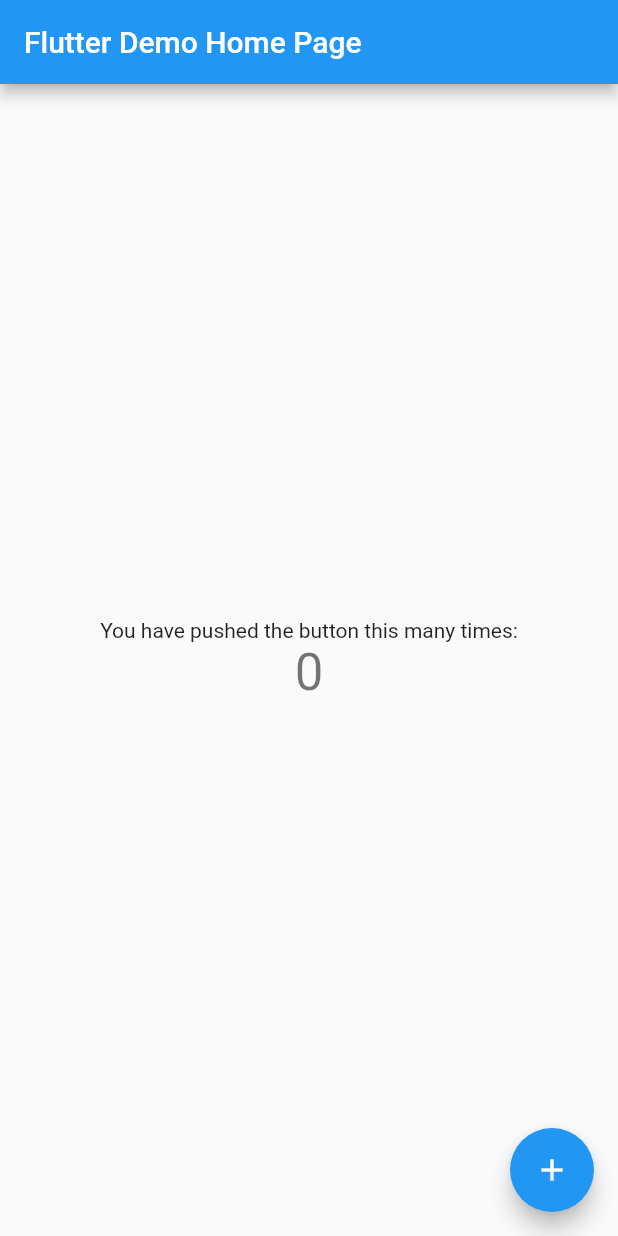
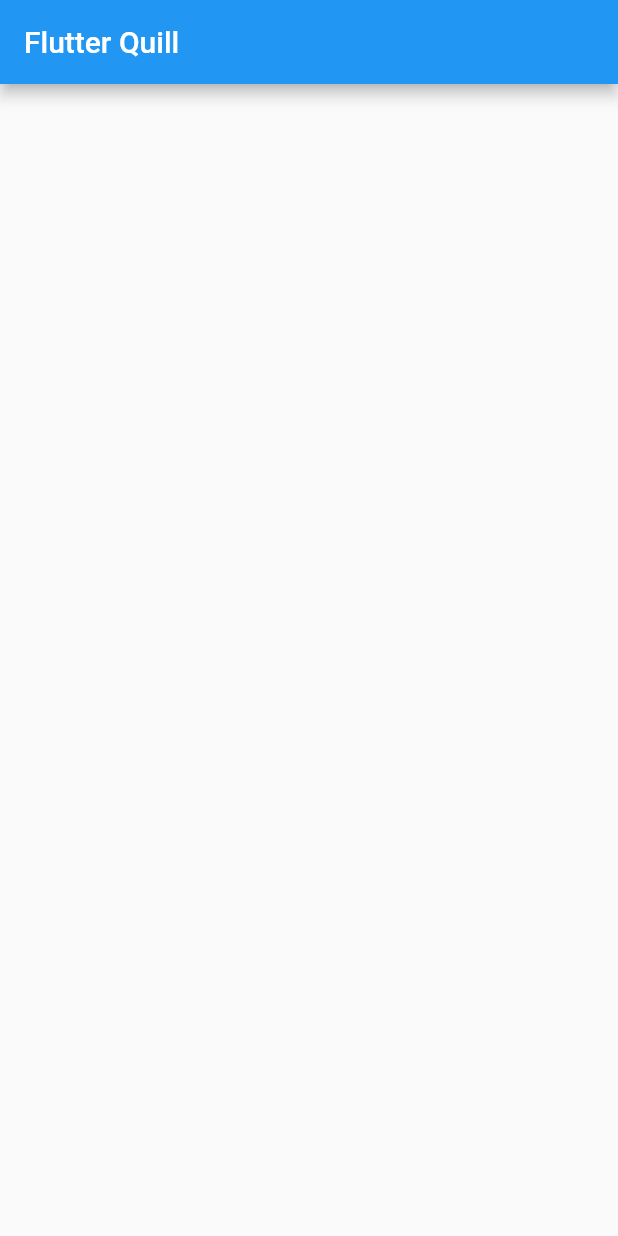
Before and after one commit to andisoer/flutter_quill_example, a Flutter app: the screen it shows after launch, on a phone screen of 412 x 824 dp. Run offline on Flutter 3.47's test engine with Material 2 defaults, Android fonts, the phone set to English and light mode, and no system bars.

Commit message:
add flutter_quill package

```diff
--- /dev/null
+++ b/lib/home_view.dart
@@ -0,0 +1,14 @@
+import 'package:flutter/material.dart';
+
+class HomeView extends StatelessWidget {
+  const HomeView({super.key});
+
+  @override
+  Widget build(BuildContext context) {
+    return Scaffold(
+      appBar: AppBar(
+        title: const Text('Flutter Quill'),
+      ),
+    );
+  }
+}
--- a/lib/main.dart
+++ b/lib/main.dart
@@ -1,4 +1,5 @@
 import 'package:flutter/material.dart';
+import 'package:quill_example/home_view.dart';
 
 void main() {
   runApp(const MyApp());
@@ -7,109 +8,14 @@
 class MyApp extends StatelessWidget {
   const MyApp({super.key});
 
-  // This widget is the root of your application.
   @override
   Widget build(BuildContext context) {
     return MaterialApp(
       title: 'Flutter Demo',
       theme: ThemeData(
-        // This is the theme of your application.
-        //
-        // Try running your application with "flutter run". You'll see the
-        // application has a blue toolbar. Then, without quitting the app, try
-        // changing the primarySwatch below to Colors.green and then invoke
-        // "hot reload" (press "r" in the console where you ran "flutter run",
-        // or simply save your changes to "hot reload" in a Flutter IDE).
-        // Notice that the counter didn't reset back to zero; the application
-        // is not restarted.
         primarySwatch: Colors.blue,
       ),
-      home: const MyHomePage(title: 'Flutter Demo Home Page'),
+      home: const HomeView(),
     );
   }
 }
-
-class MyHomePage extends StatefulWidget {
-  const MyHomePage({super.key, required this.title});
-
-  // This widget is the home page of your application. It is stateful, meaning
-  // that it has a State object (defined below) that contains fields that affect
-  // how it looks.
-
-  // This class is the configuration for the state. It holds the values (in this
-  // case the title) provided by the parent (in this case the App widget) and
-  // used by the build method of the State. Fields in a Widget subclass are
-  // always marked "final".
-
-  final String title;
-
-  @override
-  State<MyHomePage> createState() => _MyHomePageState();
-}
-
-class _MyHomePageState extends State<MyHomePage> {
-  int _counter = 0;
-
-  void _incrementCounter() {
-    setState(() {
-      // This call to setState tells the Flutter framework that something has
-      // changed in this State, which causes it to rerun the build method below
-      // so that the display can reflect the updated values. If we changed
-      // _counter without calling setState(), then the build method would not be
-      // called again, and so nothing would appear to happen.
-      _counter++;
-    });
-  }
-
-  @override
-  Widget build(BuildContext context) {
-    // This method is rerun every time setState is called, for instance as done
-    // by the _incrementCounter method above.
-    //
-    // The Flutter framework has been optimized to make rerunning build methods
-    // fast, so that you can just rebuild anything that needs updating rather
-    // than having to individually change instances of widgets.
-    return Scaffold(
-      appBar: AppBar(
-        // Here we take the value from the MyHomePage object that was created by
-        // the App.build method, and use it to set our appbar title.
-        title: Text(widget.title),
-      ),
-      body: Center(
-        // Center is a layout widget. It takes a single child and positions it
-        // in the middle of the parent.
-        child: Column(
-          // Column is also a layout widget. It takes a list of children and
-          // arranges them vertically. By default, it sizes itself to fit its
-          // children horizontally, and tries to be as tall as its parent.
-          //
-          // Invoke "debug painting" (press "p" in the console, choose the
-          // "Toggle Debug Paint" action from the Flutter Inspector in Android
-          // Studio, or the "Toggle Debug Paint" command in Visual Studio Code)
-          // to see the wireframe for each widget.
-          //
-          // Column has various properties to control how it sizes itself and
-          // how it positions its children. Here we use mainAxisAlignment to
-          // center the children vertically; the main axis here is the vertical
-          // axis because Columns are vertical (the cross axis would be
-          // horizontal).
-          mainAxisAlignment: MainAxisAlignment.center,
-          children: <Widget>[
-            const Text(
-              'You have pushed the button this many times:',
-            ),
-            Text(
-              '$_counter',
-              style: Theme.of(context).textTheme.headline4,
-            ),
-          ],
-        ),
-      ),
-      floatingActionButton: FloatingActionButton(
-        onPressed: _incrementCounter,
-        tooltip: 'Increment',
-        child: const Icon(Icons.add),
-      ), // This trailing comma makes auto-formatting nicer for build methods.
-    );
-  }
-}
```
Also changed, not shown: pubspec.yaml (+1 -66 lines), 4 other files.
